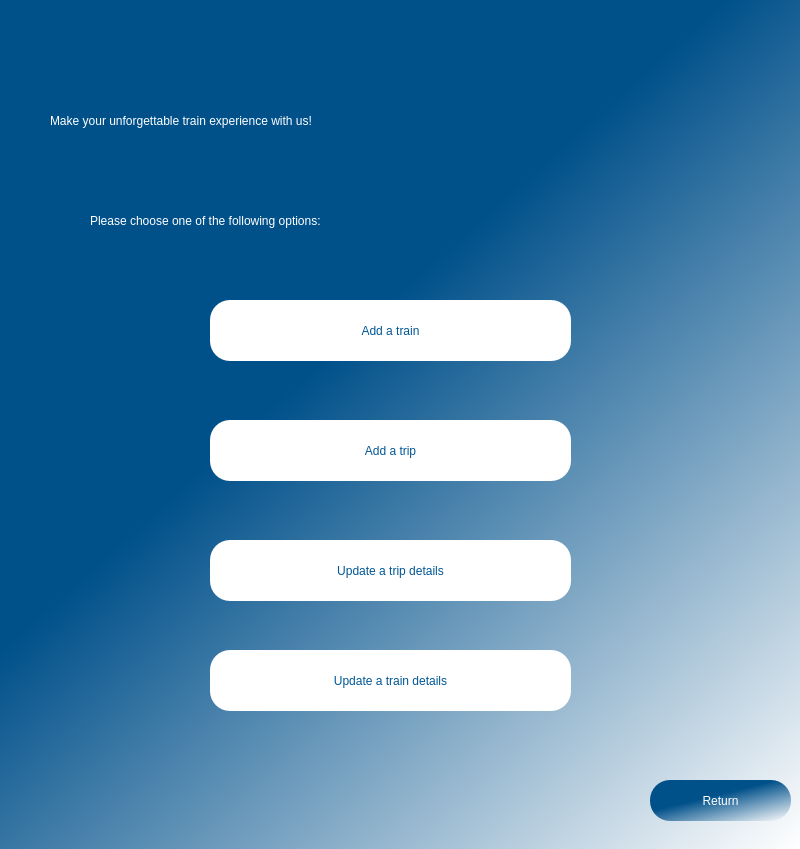
kareemsakkary/TrainBookingSystem, file ui/adminOptions.ui: the form before one commit.
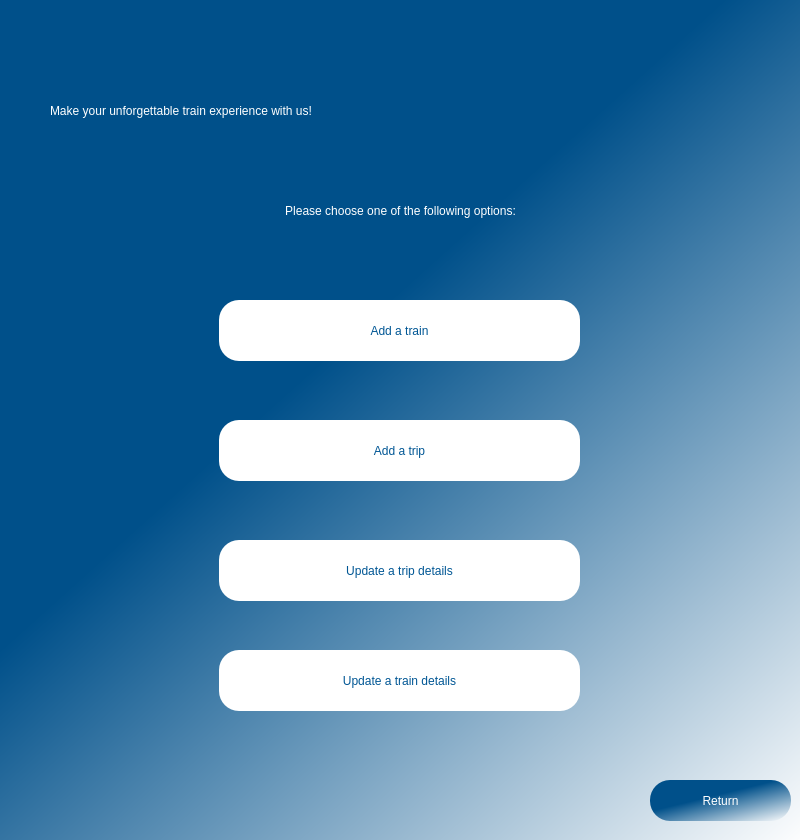
The form after the commit.

The edit to the form file:
```diff
--- a/ui/adminOptions.ui
+++ b/ui/adminOptions.ui
@@ -7,7 +7,7 @@
     <x>0</x>
     <y>0</y>
     <width>800</width>
-    <height>849</height>
+    <height>840</height>
    </rect>
   </property>
   <property name="windowTitle">
@@ -33,7 +33,7 @@
     <property name="geometry">
      <rect>
       <x>50</x>
-      <y>90</y>
+      <y>80</y>
       <width>721</width>
       <height>61</height>
      </rect>
@@ -46,27 +46,10 @@
      <string>Make your unforgettable train experience with us!</string>
     </property>
    </widget>
-   <widget class="QLabel" name="optionmsg">
-    <property name="geometry">
-     <rect>
-      <x>90</x>
-      <y>200</y>
-      <width>561</width>
-      <height>41</height>
-     </rect>
-    </property>
-    <property name="styleSheet">
-     <string notr="true">font: 20 17pt &quot;Sitka Heading Semibold&quot;;
-color: rgb(255, 255, 255);</string>
-    </property>
-    <property name="text">
-     <string>Please choose one of the following options:</string>
-    </property>
-   </widget>
    <widget class="QPushButton" name="addTrainButton">
     <property name="geometry">
      <rect>
-      <x>210</x>
+      <x>219</x>
       <y>300</y>
       <width>361</width>
       <height>61</height>
@@ -92,7 +75,7 @@
    <widget class="QPushButton" name="updateTripButton">
     <property name="geometry">
      <rect>
-      <x>210</x>
+      <x>219</x>
       <y>540</y>
       <width>361</width>
       <height>61</height>
@@ -118,7 +101,7 @@
    <widget class="QPushButton" name="addTripButton">
     <property name="geometry">
      <rect>
-      <x>210</x>
+      <x>219</x>
       <y>420</y>
       <width>361</width>
       <height>61</height>
@@ -144,7 +127,7 @@
    <widget class="QPushButton" name="updateTrainButton">
     <property name="geometry">
      <rect>
-      <x>210</x>
+      <x>219</x>
       <y>650</y>
       <width>361</width>
       <height>61</height>
@@ -194,6 +177,26 @@
     </property>
    </widget>
   </widget>
+  <widget class="QLabel" name="optionmsg">
+   <property name="geometry">
+    <rect>
+     <x>120</x>
+     <y>190</y>
+     <width>561</width>
+     <height>41</height>
+    </rect>
+   </property>
+   <property name="styleSheet">
+    <string notr="true">font: 20 17pt &quot;Sitka Heading Semibold&quot;;
+color: rgb(255, 255, 255);</string>
+   </property>
+   <property name="text">
+    <string>Please choose one of the following options:</string>
+   </property>
+   <property name="alignment">
+    <set>Qt::AlignCenter</set>
+   </property>
+  </widget>
  </widget>
  <resources/>
  <connections/>
```
